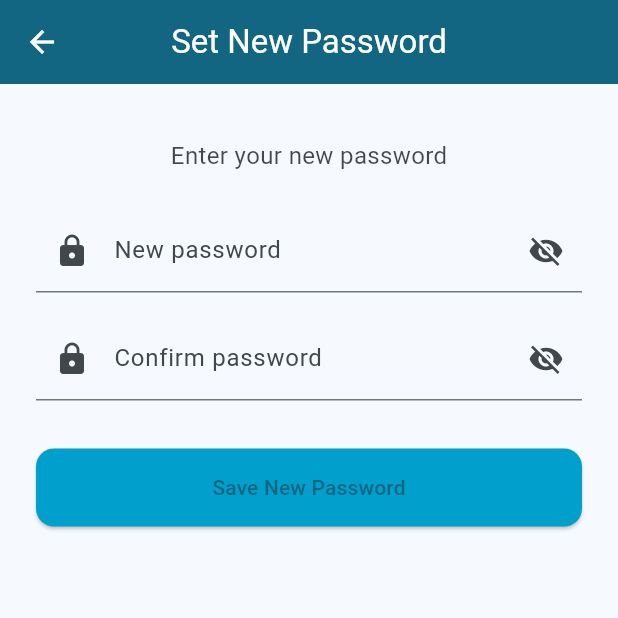
After one commit to BohdanSashko/Diabetes-app, a Flutter app: the ResetPasswordPage screen opened directly, on a phone screen of 412 x 824 dp, the top half of it. The commit adds this screen. Run offline on Flutter 3.47's test engine with Material 3 defaults, Android fonts, the phone set to English and light mode, and no system bars; our stand-ins replace fl_chart, flutter_local_notifications, shared_preferences, supabase_flutter, timezone; accounts and stored records are empty; network calls fail.

Commit message:
Added reset password

```diff
--- a/lib/pages/auth/reg_page.dart
+++ b/lib/pages/auth/reg_page.dart
@@ -125,7 +125,7 @@ class _RegisterPageState extends State<RegisterPage> {
               child: Column(
                 children: [
                   // Поля ввода с валидацией
-                  _input(_nameCtrl, 'Full name', Icons.person_outline,
+                  _input(_nameCtrl, '(Only) First name', Icons.person_outline,
                       _validateName, scheme),
                   const SizedBox(height: 12),
                   _input(_emailCtrl, 'Email', Icons.email_outlined,
--- /dev/null
+++ b/lib/pages/auth/reset_password_page.dart
@@ -0,0 +1,155 @@
+import 'package:flutter/material.dart';
+import 'package:supabase_flutter/supabase_flutter.dart';
+
+const Color kBrandBlue = Color(0xFF009FCC);
+
+class ResetPasswordPage extends StatefulWidget {
+  const ResetPasswordPage({super.key});
+
+  @override
+  State<ResetPasswordPage> createState() => _ResetPasswordPageState();
+}
+
+class _ResetPasswordPageState extends State<ResetPasswordPage> {
+  final _pwd1Ctrl = TextEditingController();
+  final _pwd2Ctrl = TextEditingController();
+  bool _obscure1 = true;
+  bool _obscure2 = true;
+  bool _loading = false;
+
+  final supabase = Supabase.instance.client;
+
+  @override
+  void dispose() {
+    _pwd1Ctrl.dispose();
+    _pwd2Ctrl.dispose();
+    super.dispose();
+  }
+
+  Future<void> _changePassword() async {
+    final p1 = _pwd1Ctrl.text.trim();
+    final p2 = _pwd2Ctrl.text.trim();
+
+    if (p1.length < 6) {
+      _msg("Password must be at least 6 characters", isErr: true);
+      return;
+    }
+
+    if (p1 != p2) {
+      _msg("Passwords do not match", isErr: true);
+      return;
+    }
+
+    setState(() => _loading = true);
+
+    try {
+      await supabase.auth.updateUser(
+        UserAttributes(password: p1),
+      );
+
+      if (!mounted) return;
+
+      _msg("Password updated successfully!", isErr: false);
+
+      Navigator.pop(context); // назад на SignIn
+    } on AuthException catch (e) {
+      _msg(e.message, isErr: true);
+    } catch (e) {
+      _msg("Unexpected error: $e", isErr: true);
+    } finally {
+      if (mounted) setState(() => _loading = false);
+    }
+  }
+
+  void _msg(String text, {bool isErr = false}) {
+    ScaffoldMessenger.of(context).showSnackBar(
+      SnackBar(
+        content: Text(text),
+        backgroundColor: isErr ? Colors.redAccent : Colors.green,
+      ),
+    );
+  }
+
+  @override
+  Widget build(BuildContext context) {
+    final scheme = Theme.of(context).colorScheme;
+
+    return Scaffold(
+      backgroundColor: scheme.surface,
+      appBar: AppBar(
+        title: const Text("Set New Password"),
+        centerTitle: true,
+        backgroundColor: scheme.primary,
+        foregroundColor: scheme.onPrimary,
+      ),
+      body: Padding(
+        padding: const EdgeInsets.all(24),
+        child: Column(
+          children: [
+            const SizedBox(height: 12),
+            Text(
+              "Enter your new password",
+              style: TextStyle(
+                fontSize: 16,
+                color: scheme.onSurface.withOpacity(0.8),
+              ),
+            ),
+            const SizedBox(height: 24),
+
+            TextField(
+              controller: _pwd1Ctrl,
+              obscureText: _obscure1,
+              decoration: InputDecoration(
+                labelText: "New password",
+                prefixIcon: const Icon(Icons.lock),
+                suffixIcon: IconButton(
+                  icon: Icon(_obscure1 ? Icons.visibility_off : Icons.visibility),
+                  onPressed: () {
+                    setState(() => _obscure1 = !_obscure1);
+                  },
+                ),
+              ),
+            ),
+
+            const SizedBox(height: 16),
+
+            TextField(
+              controller: _pwd2Ctrl,
+              obscureText: _obscure2,
+              decoration: InputDecoration(
+                labelText: "Confirm password",
+                prefixIcon: const Icon(Icons.lock),
+                suffixIcon: IconButton(
+                  icon: Icon(_obscure2 ? Icons.visibility_off : Icons.visibility),
+                  onPressed: () {
+                    setState(() => _obscure2 = !_obscure2);
+                  },
+                ),
+              ),
+            ),
+
+            const SizedBox(height: 32),
+
+            SizedBox(
+              width: double.infinity,
+              child: ElevatedButton(
+                onPressed: _loading ? null : _changePassword,
+                child: _loading
+                    ? const CircularProgressIndicator(
+                    color: Colors.white, strokeWidth: 2)
+                    : const Text("Save New Password"),
+                style: ElevatedButton.styleFrom(
+                  backgroundColor: kBrandBlue,
+                  padding: const EdgeInsets.symmetric(vertical: 16),
+                  shape: RoundedRectangleBorder(
+                    borderRadius: BorderRadius.circular(12),
+                  ),
+                ),
+              ),
+            )
+          ],
+        ),
+      ),
+    );
+  }
+}
--- a/pubspec.yaml
+++ b/pubspec.yaml
@@ -39,7 +39,7 @@ dependencies:
   cloud_firestore: ^6.0.3
   bcrypt: 1.1.3
   fl_chart: 1.1.1
-  flutter_local_notifications: ^17.0.0
+  flutter_local_notifications: ^19.5.0
 
 
 
```
Also changed, not shown: lib/data/services/notification_service.dart (+8 -8 lines), lib/main.dart (+62 -68 lines), lib/pages/auth/sign_in.dart (+10 -14 lines), lib/pages/home/log_insulin_page.dart (+7 -7 lines), lib/pages/home/questions_before_start.dart (+183 -62 lines), pubspec.lock, 3 other files.
